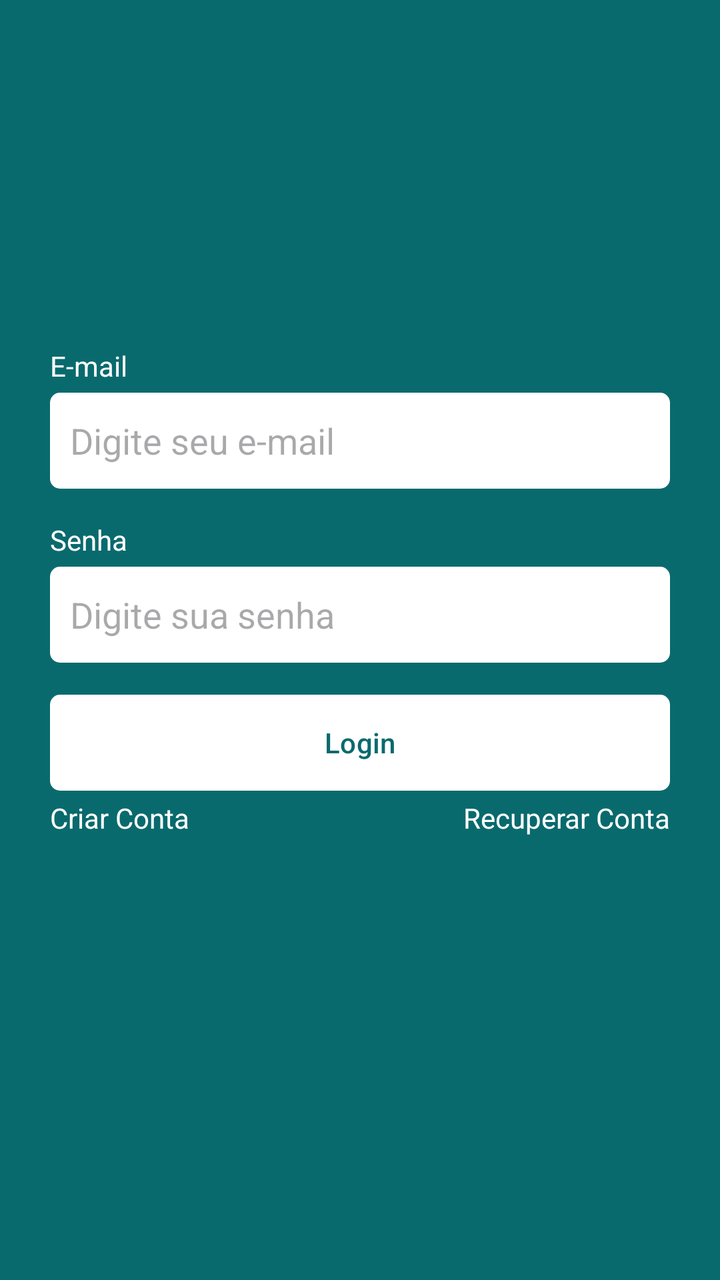
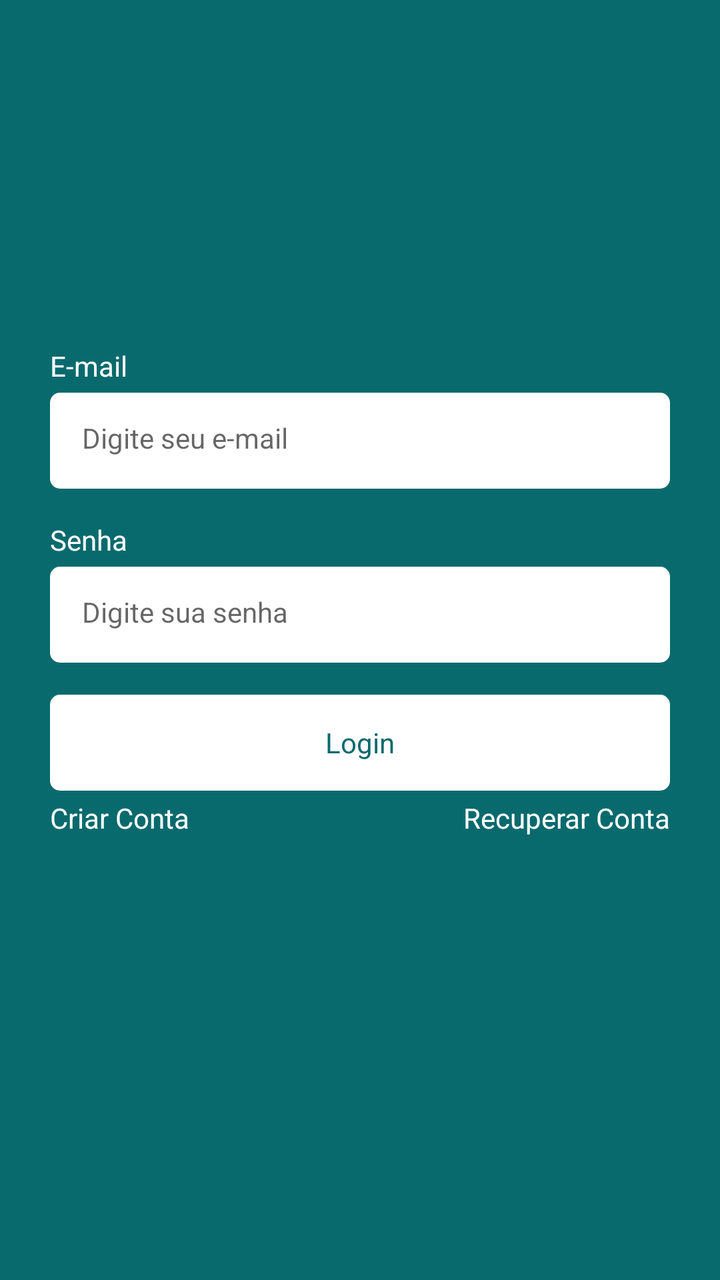

Compare the two renders of this Android layout. The source of the first and the diff that turns it into the second are given below.
<!-- AndroidManifest.xml: application theme Theme.Ativ4 -->
<!-- res/layout/fragment_login.xml -->
<?xml version="1.0" encoding="utf-8"?>
<androidx.constraintlayout.widget.ConstraintLayout xmlns:android="http://schemas.android.com/apk/res/android"
    xmlns:tools="http://schemas.android.com/tools"
    android:layout_width="match_parent"
    android:layout_height="match_parent"
    xmlns:app="http://schemas.android.com/apk/res-auto"
    tools:context=".ui.auth.LoginFragment" >

    <LinearLayout
        android:id="@+id/linearlayout"
        android:layout_height="0dp"
        android:layout_width="match_parent"
        android:orientation="vertical"
        android:layout_marginHorizontal="25dp"
        android:gravity="center_vertical"

        app:layout_constraintTop_toTopOf="parent"
        app:layout_constraintBottom_toBottomOf="parent"
        app:layout_constraintStart_toStartOf="parent"
        app:layout_constraintEnd_toEndOf="parent" >

        <TextView
            android:layout_width="wrap_content"
            android:layout_height="wrap_content"
            android:text="E-mail"
            android:textColor="@color/white" />

        <EditText
            android:id="@+id/editTextEmail"
            android:layout_width="match_parent"
            android:layout_height="48dp"
            android:hint="Digite seu e-mail"
            android:inputType="textEmailAddress"
            android:padding="10dp"
            android:layout_marginTop="4dp"
            android:background="@drawable/bg_edit_text" />

        <TextView
            android:layout_width="wrap_content"
            android:layout_height="wrap_content"
            android:text="Senha"
            android:textColor="@color/white"
            android:layout_marginTop="16dp"/>

        <EditText
            android:id="@+id/editTextSenha"
            android:layout_width="match_parent"
            android:layout_height="48dp"
            android:inputType="textPassword"
            android:hint="Digite sua senha"
            android:padding="10dp"
            android:layout_marginTop="4dp"
            android:background="@drawable/bg_edit_text" />

        <com.google.android.material.button.MaterialButton
            android:id="@+id/buttonLogin"
            android:layout_width="match_parent"
            android:layout_height="wrap_content"
            android:text="Login"
            android:textColor="@color/color_default"
            app:backgroundTint="@null"
            android:layout_marginTop="16dp"
            android:background="@drawable/bg_btn" />

        <LinearLayout
            android:layout_width="match_parent"
            android:layout_height="wrap_content"
            android:orientation="horizontal"
            android:layout_marginTop="4dp">

            <TextView
                android:layout_width="wrap_content"
                android:layout_height="wrap_content"
                android:text="Criar Conta"
                android:id="@+id/btnRegister"
                android:layout_weight="1"
                android:textAlignment="textStart"
                android:textColor="@color/white"/>

            <TextView
                android:layout_width="wrap_content"
                android:layout_height="wrap_content"
                android:text="Recuperar Conta"
                android:id="@+id/btnRecover"
                android:layout_weight="1"
                android:textAlignment="textEnd"
                android:textColor="@color/white"/>
        </LinearLayout>

        <ProgressBar
            android:layout_width="wrap_content"
            android:layout_height="wrap_content"
            android:indeterminateTint="@color/white"
            android:layout_gravity="center"
            android:visibility="invisible"
            tools:visibility="visible" />

    </LinearLayout>



</androidx.constraintlayout.widget.ConstraintLayout>
<!-- resources referenced by this layout -->
<resources>
  <color name="color_default">#096A6D</color>
  <color name="white">#FFFFFFFF</color>
  <!-- drawable bg_btn (drawable) -->
  <?xml version="1.0" encoding="utf-8"?>
  <shape
      android:shape="rectangle"
      xmlns:android="http://schemas.android.com/apk/res/android"
  >
  
      <solid android:color="@color/white" />
      <corners android:radius="5dp" />
  
  </shape>
  <!-- drawable bg_edit_text (drawable) -->
  <?xml version="1.0" encoding="utf-8"?>
  <shape xmlns:android="http://schemas.android.com/apk/res/android">
  
      <solid android:color="@color/white" />
      <corners android:radius="5dp" />
  
  </shape>
  <style name="Theme.Ativ4" parent="Base.Theme.Ativ4" />
  <style name="Base.Theme.Ativ4" parent="Theme.Material3.DayNight.NoActionBar">
          
          
          <item name="colorPrimary">@color/color_default</item>
          <item name="colorPrimaryVariant">@color/color_default</item>
          <item name="android:windowBackground">@color/color_default</item>
      </style>
</resources>

<!-- the commit's change to res/layout/fragment_login.xml (unified diff, before → after) -->
@@ -22,23 +22,22 @@
         <TextView
             android:layout_width="wrap_content"
             android:layout_height="wrap_content"
-            android:text="E-mail"
+            android:text="@string/email_text"
             android:textColor="@color/white" />
 
         <EditText
             android:id="@+id/editTextEmail"
             android:layout_width="match_parent"
             android:layout_height="48dp"
-            android:hint="Digite seu e-mail"
+            android:hint="@string/hint_edit_email"
             android:inputType="textEmailAddress"
-            android:padding="10dp"
             android:layout_marginTop="4dp"
-            android:background="@drawable/bg_edit_text" />
+            style="@style/EditTextTheme" />
 
         <TextView
             android:layout_width="wrap_content"
             android:layout_height="wrap_content"
-            android:text="Senha"
+            android:text="@string/password_text"
             android:textColor="@color/white"
             android:layout_marginTop="16dp"/>
 
@@ -47,20 +46,17 @@
             android:layout_width="match_parent"
             android:layout_height="48dp"
             android:inputType="textPassword"
-            android:hint="Digite sua senha"
-            android:padding="10dp"
+            android:hint="@string/hint_edit_password"
             android:layout_marginTop="4dp"
-            android:background="@drawable/bg_edit_text" />
+            style="@style/EditTextTheme" />
 
         <com.google.android.material.button.MaterialButton
             android:id="@+id/buttonLogin"
             android:layout_width="match_parent"
             android:layout_height="wrap_content"
-            android:text="Login"
-            android:textColor="@color/color_default"
-            app:backgroundTint="@null"
+            android:text="@string/text_title_login_fragment"
             android:layout_marginTop="16dp"
-            android:background="@drawable/bg_btn" />
+            style="@style/ButtonTheme"/>
 
         <LinearLayout
             android:layout_width="match_parent"
@@ -71,7 +67,7 @@
             <TextView
                 android:layout_width="wrap_content"
                 android:layout_height="wrap_content"
-                android:text="Criar Conta"
+                android:text="@string/text_title_register_fragment"
                 android:id="@+id/btnRegister"
                 android:layout_weight="1"
                 android:textAlignment="textStart"
@@ -80,7 +76,7 @@
             <TextView
                 android:layout_width="wrap_content"
                 android:layout_height="wrap_content"
-                android:text="Recuperar Conta"
+                android:text="@string/text_title_recover_fragment"
                 android:id="@+id/btnRecover"
                 android:layout_weight="1"
                 android:textAlignment="textEnd"
<!-- resource entries referenced after the edit -->
@@ -2,6 +2,24 @@
 <resources>
   <color name="color_default">#096A6D</color>
   <color name="white">#FFFFFFFF</color>
+  <string name="email_text">E-mail</string>
+  <string name="hint_edit_email">Digite seu e-mail</string>
+  <string name="hint_edit_password">Digite sua senha</string>
+  <string name="password_text">Senha</string>
+  <string name="text_title_login_fragment">Login</string>
+  <string name="text_title_recover_fragment">Recuperar Conta</string>
+  <string name="text_title_register_fragment">Criar Conta</string>
+  <style name="ButtonTheme" parent="Theme.MaterialComponents.DayNight.NoActionBar">
+          <item name="android:background">@drawable/bg_btn</item>
+          <item name="android:textAllCaps">false</item>
+          <item name="android:textColor">@color/color_default</item>
+          <item name="backgroundTint">@null</item>
+      </style>
+  <style name="EditTextTheme" parent="Theme.MaterialComponents.DayNight.NoActionBar">
+          <item name="android:background">@drawable/bg_edit_text</item>
+          <item name="android:padding">16dp</item>
+          <item name="android:textSize">14sp</item>
+      </style>
   <!-- drawable bg_btn (drawable) -->
   <?xml version="1.0" encoding="utf-8"?>
   <shape
